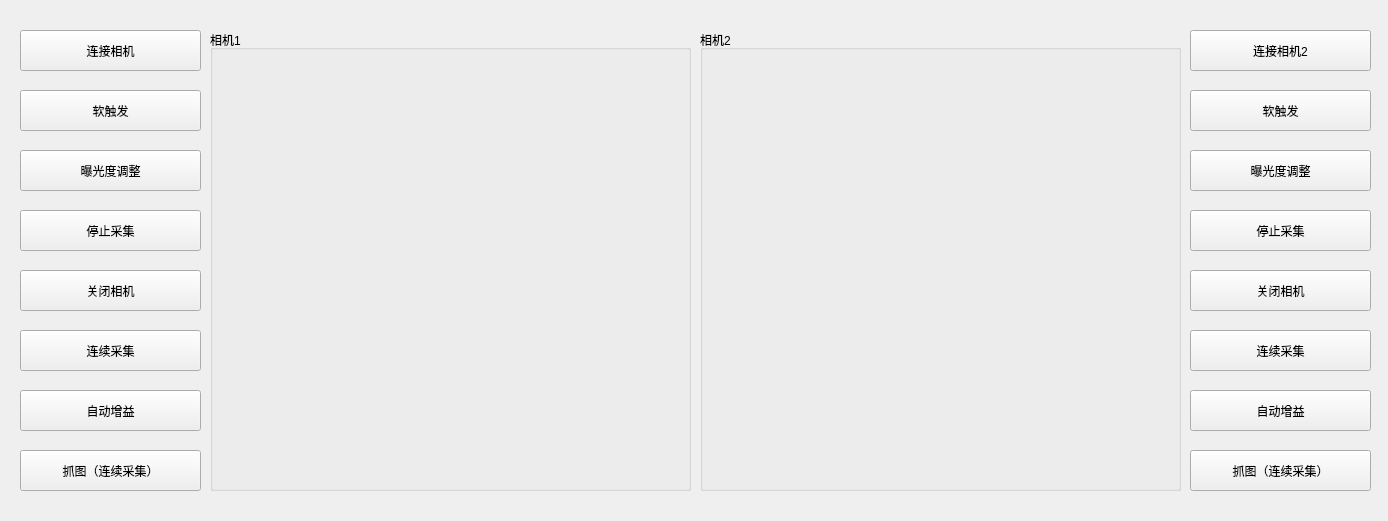
Old version of the form widget.ui in the repository Y0ngl1n/HikonUSB3Camera.
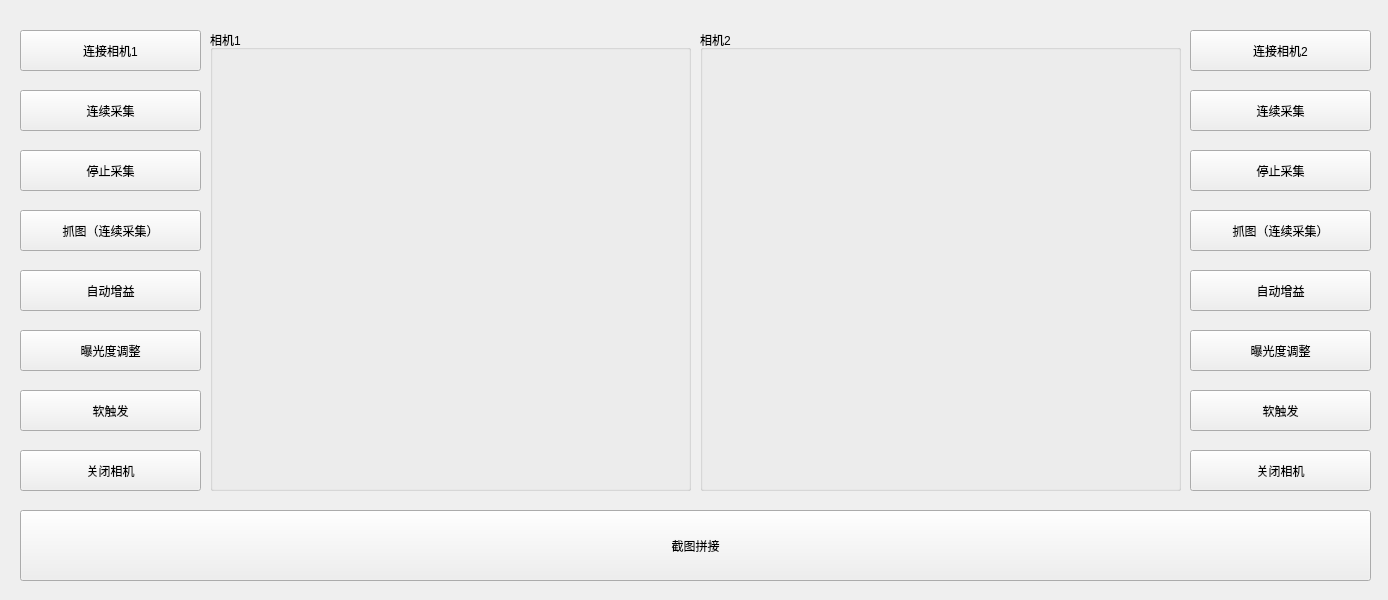
New version of the form.

Diff of the .ui file:
```diff
--- a/widget.ui
+++ b/widget.ui
@@ -7,7 +7,7 @@
     <x>0</x>
     <y>0</y>
     <width>1388</width>
-    <height>521</height>
+    <height>600</height>
    </rect>
   </property>
   <property name="windowTitle">
@@ -23,14 +23,14 @@
     </rect>
    </property>
    <property name="text">
-    <string>连接相机</string>
+    <string>连接相机1</string>
    </property>
   </widget>
   <widget class="QPushButton" name="pushButton_2">
    <property name="geometry">
     <rect>
      <x>20</x>
-     <y>270</y>
+     <y>450</y>
      <width>181</width>
      <height>41</height>
     </rect>
@@ -43,7 +43,7 @@
    <property name="geometry">
     <rect>
      <x>20</x>
-     <y>90</y>
+     <y>390</y>
      <width>181</width>
      <height>41</height>
     </rect>
@@ -56,7 +56,7 @@
    <property name="geometry">
     <rect>
      <x>20</x>
-     <y>210</y>
+     <y>150</y>
      <width>181</width>
      <height>41</height>
     </rect>
@@ -69,7 +69,7 @@
    <property name="geometry">
     <rect>
      <x>20</x>
-     <y>150</y>
+     <y>330</y>
      <width>181</width>
      <height>41</height>
     </rect>
@@ -82,7 +82,7 @@
    <property name="geometry">
     <rect>
      <x>20</x>
-     <y>330</y>
+     <y>90</y>
      <width>181</width>
      <height>41</height>
     </rect>
@@ -95,7 +95,7 @@
    <property name="geometry">
     <rect>
      <x>20</x>
-     <y>390</y>
+     <y>270</y>
      <width>181</width>
      <height>41</height>
     </rect>
@@ -108,7 +108,7 @@
    <property name="geometry">
     <rect>
      <x>20</x>
-     <y>450</y>
+     <y>210</y>
      <width>181</width>
      <height>41</height>
     </rect>
@@ -186,7 +186,7 @@
    <property name="geometry">
     <rect>
      <x>1190</x>
-     <y>90</y>
+     <y>390</y>
      <width>181</width>
      <height>41</height>
     </rect>
@@ -199,7 +199,7 @@
    <property name="geometry">
     <rect>
      <x>1190</x>
-     <y>450</y>
+     <y>210</y>
      <width>181</width>
      <height>41</height>
     </rect>
@@ -212,7 +212,7 @@
    <property name="geometry">
     <rect>
      <x>1190</x>
-     <y>390</y>
+     <y>270</y>
      <width>181</width>
      <height>41</height>
     </rect>
@@ -225,7 +225,7 @@
    <property name="geometry">
     <rect>
      <x>1190</x>
-     <y>270</y>
+     <y>450</y>
      <width>181</width>
      <height>41</height>
     </rect>
@@ -238,7 +238,7 @@
    <property name="geometry">
     <rect>
      <x>1190</x>
-     <y>210</y>
+     <y>150</y>
      <width>181</width>
      <height>41</height>
     </rect>
@@ -251,7 +251,7 @@
    <property name="geometry">
     <rect>
      <x>1190</x>
-     <y>150</y>
+     <y>330</y>
      <width>181</width>
      <height>41</height>
     </rect>
@@ -264,7 +264,7 @@
    <property name="geometry">
     <rect>
      <x>1190</x>
-     <y>330</y>
+     <y>90</y>
      <width>181</width>
      <height>41</height>
     </rect>
@@ -273,6 +273,19 @@
     <string>连续采集</string>
    </property>
   </widget>
+  <widget class="QPushButton" name="pushButton_17">
+   <property name="geometry">
+    <rect>
+     <x>20</x>
+     <y>510</y>
+     <width>1351</width>
+     <height>71</height>
+    </rect>
+   </property>
+   <property name="text">
+    <string>截图拼接</string>
+   </property>
+  </widget>
  </widget>
  <layoutdefault spacing="6" margin="11"/>
  <resources/>
```
